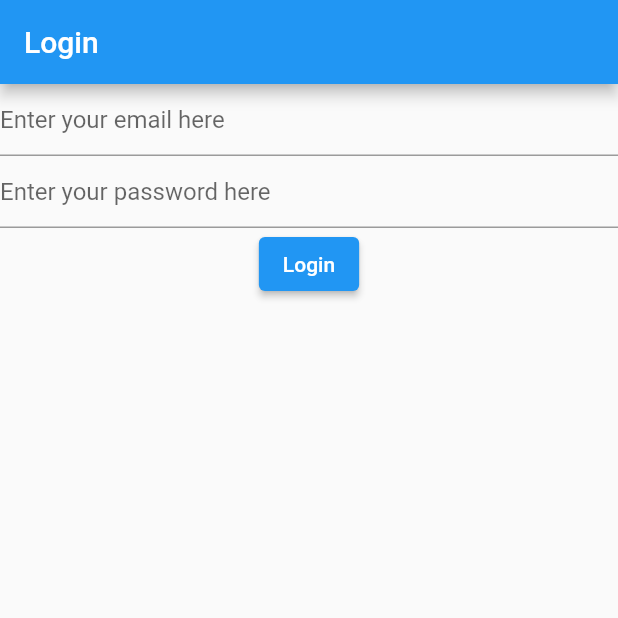
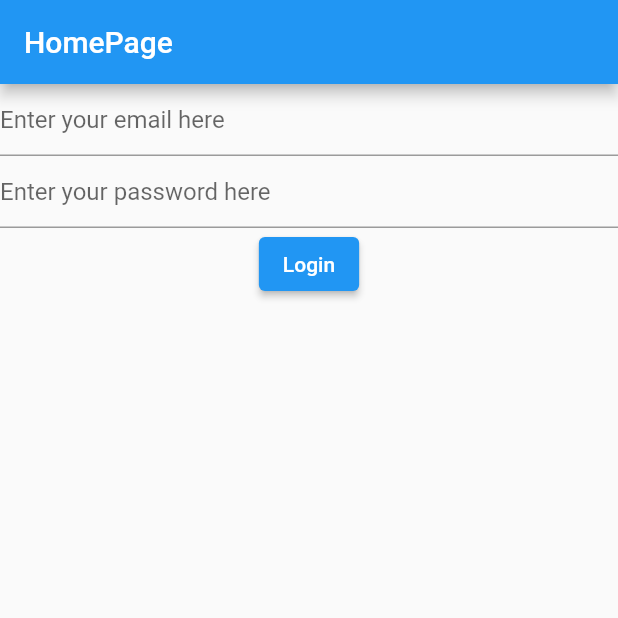
Before and after one commit to MillieNakiganda/flutter_notes, a Flutter app: the screen it shows after launch, on a phone screen of 412 x 824 dp, the top half of it. Run offline on Flutter 3.47's test engine with Material 2 defaults, Android fonts, the phone set to English and light mode, and no system bars; our stand-ins replace firebase_auth, firebase_core; accounts and stored records are empty.

Commit message:
chore: put firebase init in homepage, add email verification, seperte login and register

```diff
--- a/flutternotes/lib/main.dart
+++ b/flutternotes/lib/main.dart
@@ -1,5 +1,9 @@
+import 'package:firebase_auth/firebase_auth.dart';
+import 'package:firebase_core/firebase_core.dart';
 import 'package:flutter/material.dart';
 import 'package:flutternotes/views/login_view.dart';
+
+import 'firebase_options.dart';
 
 void main() {
   WidgetsFlutterBinding.ensureInitialized();
@@ -16,7 +20,62 @@ class MyApp extends StatelessWidget {
       theme: ThemeData(
         primarySwatch: Colors.blue,
       ),
-      home: const LoginView(),
+      home: const Homepage(),
     );
   }
 }
+
+class Homepage extends StatelessWidget {
+  const Homepage({Key? key}) : super(key: key);
+
+  @override
+  Widget build(BuildContext context) {
+    return Scaffold(
+      appBar: AppBar(
+        title: const Text('HomePage'),
+      ),
+      // future builder delays the building of a widget until the future task is accomplished
+      body: FutureBuilder(
+        future: Firebase.initializeApp(
+          options: DefaultFirebaseOptions.currentPlatform,
+        ),
+        //Snsnapshot has the states of the future task
+        builder: (context, snapshot) {
+          switch (snapshot.connectionState) {
+            case ConnectionState.done:
+              final user = FirebaseAuth.instance.currentUser;
+              if (user?.emailVerified == true) {
+                return const VerifyEmailView();
+              } else {
+                return const LoginView();
+              }
+            default:
+              return const Text('Loading..');
+          }
+        },
+      ),
+    );
+  }
+}
+
+class VerifyEmailView extends StatefulWidget {
+  const VerifyEmailView({Key? key}) : super(key: key);
+
+  @override
+  State<VerifyEmailView> createState() => _VerifyEmailViewState();
+}
+
+class _VerifyEmailViewState extends State<VerifyEmailView> {
+  @override
+  Widget build(BuildContext context) {
+    return Column(children: [
+      const Text('Please verify your email address:'),
+      ElevatedButton(
+          onPressed: () async {
+            final user = FirebaseAuth.instance.currentUser;
+            await user?.sendEmailVerification();
+          },
+          child: const Text('send email verification'))
+    ]);
+  }
+}
--- a/flutternotes/lib/views/login_view.dart
+++ b/flutternotes/lib/views/login_view.dart
@@ -31,33 +31,18 @@ class _LoginViewState extends State<LoginView> {
 
   @override
   Widget build(BuildContext context) {
-    return Scaffold(
-      appBar: AppBar(
-        title: const Text('Login'),
-      ),
-      // future builder delays the building of a widget until the future task is accomplished
-      body: FutureBuilder(
-        future: Firebase.initializeApp(
-          options: DefaultFirebaseOptions.currentPlatform,
-        ),
-        //nsnapshot has the states of the future task
-        builder: (context, snapshot) {
-          switch (snapshot.connectionState) {
-            case ConnectionState.done:
     return Column(children: [
       TextField(
         controller: email,
         keyboardType: TextInputType.emailAddress,
-                  decoration:
-                      const InputDecoration(hintText: 'Enter your email here'),
+        decoration: const InputDecoration(hintText: 'Enter your email here'),
       ),
       TextField(
         controller: password,
         obscureText: true,
         autocorrect: false,
         enableSuggestions: false,
-                  decoration: const InputDecoration(
-                      hintText: 'Enter your password here'),
+        decoration: const InputDecoration(hintText: 'Enter your password here'),
       ),
       ElevatedButton(
         onPressed: () async {
@@ -84,11 +69,5 @@ class _LoginViewState extends State<LoginView> {
         child: const Text('Login'),
       ),
     ]);
-            default:
-              return const Text('Loading..');
-          }
-        },
-      ),
-    );
   }
 }
```
Also changed, not shown: flutternotes/lib/views/register_view.dart (+2 -23 lines). Lines whose indentation alone changed are shown as unchanged.
